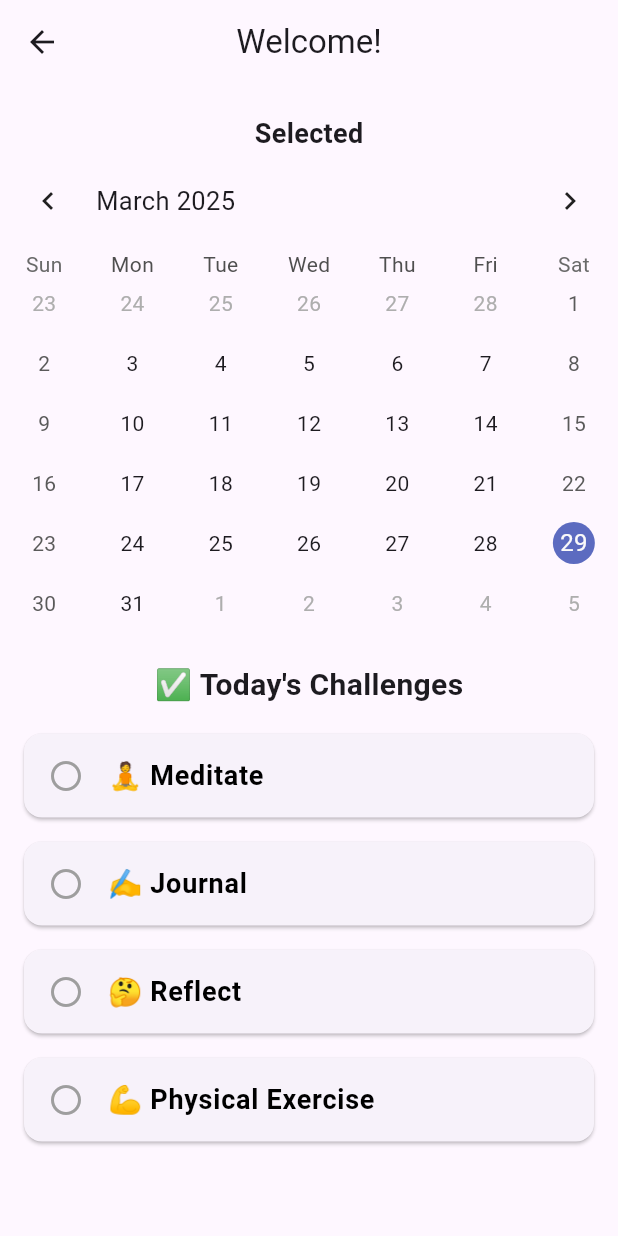
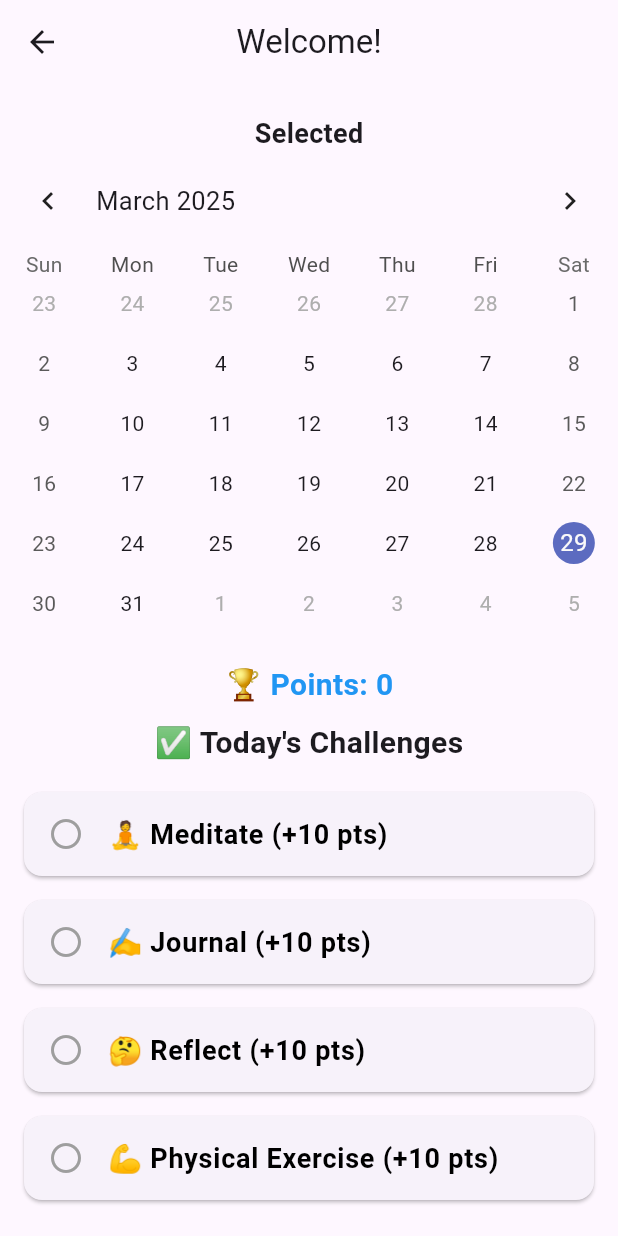
Before and after one commit to CSC-3380-Spring-2025/Team-15, a Flutter app: the HomePage screen opened directly, on a phone screen of 412 x 824 dp. Run offline on Flutter 3.47's test engine with Material 3 defaults, Android fonts, the phone set to English and light mode, and no system bars; drawn by our look-alikes of table_calendar; our stand-ins replace audioplayers, firebase_core; accounts and stored records are empty.

Commit message:
Points on home screen & challenges give points

```diff
--- a/fortis/lib/pages/home.dart
+++ b/fortis/lib/pages/home.dart
@@ -11,11 +11,15 @@ class HomePage extends StatefulWidget {
 class _HomePageState extends State<HomePage> {
   DateTime today = DateTime.now();
   final List<Map<String, dynamic>> todayChallenges = [
-    {"name": "🧘 Meditate", "completed": false},
-    {"name": "✍ Journal", "completed": false},
-    {"name": "🤔 Reflect", "completed": false},
-    {"name": "💪 Physical Exercise", "completed": false}
+    {"name": "🧘 Meditate", "completed": false, "points": 10},
+    {"name": "✍ Journal", "completed": false, "points": 10},
+    {"name": "🤔 Reflect", "completed": false, "points": 10},
+    {"name": "💪 Physical Exercise", "completed": false, "points": 10},
   ];
+
+  int get points => todayChallenges
+      .where((c) => c["completed"])
+      .fold<int>(0, (sum, c) => sum + (c["points"] as int));
 
   void _onDaySelected(DateTime selectedDay, DateTime focusedDay) {
     setState(() {
@@ -25,7 +29,8 @@ class _HomePageState extends State<HomePage> {
 
   void _toggleChallenge(int index) {
     setState(() {
-      todayChallenges[index]["completed"] = !todayChallenges[index]["completed"];
+      todayChallenges[index]["completed"] =
+          !todayChallenges[index]["completed"];
     });
   }
 
@@ -50,6 +55,15 @@ class _HomePageState extends State<HomePage> {
             onDaySelected: _onDaySelected,
           ),
           const SizedBox(height: 20),
+          Text(
+            "🏆 Points: $points",
+            style: const TextStyle(
+              fontSize: 20,
+              fontWeight: FontWeight.bold,
+              color: Colors.blue,
+            ),
+          ),
+          const SizedBox(height: 10),
           const Text(
             "✅ Today's Challenges",
             style: TextStyle(fontSize: 20, fontWeight: FontWeight.bold),
@@ -61,21 +75,30 @@ class _HomePageState extends State<HomePage> {
               itemBuilder: (context, index) {
                 var challenge = todayChallenges[index];
                 return Card(
-                  margin: const EdgeInsets.symmetric(horizontal: 16, vertical: 8),
+                  margin: const EdgeInsets.symmetric(
+                    horizontal: 16,
+                    vertical: 8,
+                  ),
                   shape: RoundedRectangleBorder(
                     borderRadius: BorderRadius.circular(12),
                   ),
                   child: ListTile(
                     leading: Icon(
-                      challenge["completed"] ? Icons.check_circle : Icons.circle_outlined,
-                      color: challenge["completed"] ? Colors.green : Colors.grey,
+                      challenge["completed"]
+                          ? Icons.check_circle
+                          : Icons.circle_outlined,
+                      color:
+                          challenge["completed"] ? Colors.green : Colors.grey,
                     ),
                     title: Text(
-                      challenge["name"],
+                      "${challenge["name"]} (+${challenge["points"]} pts)",
                       style: TextStyle(
                         fontSize: 18,
                         fontWeight: FontWeight.bold,
-                        color: challenge["completed"] ? Colors.green : Colors.black,
+                        color:
+                            challenge["completed"]
+                                ? Colors.green
+                                : Colors.black,
                       ),
                     ),
                     onTap: () => _toggleChallenge(index),
--- a/fortis/pubspec.yaml
+++ b/fortis/pubspec.yaml
@@ -37,6 +37,7 @@ dependencies:
   cupertino_icons: ^1.0.8
   table_calendar: ^3.2.0
   firebase_core: ^3.12.1
+  shared_preferences: ^2.5.3
 
 dev_dependencies:
   flutter_test:
```
Also changed, not shown: fortis/pubspec.lock, 1 other file.
